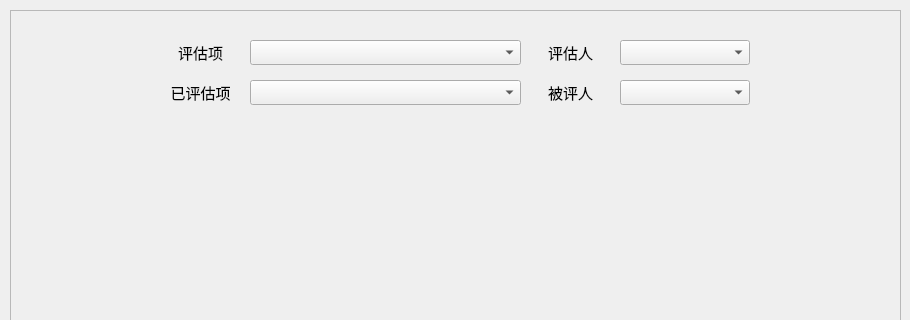
The window that healthMain/healthassess.ui (OldFish-loveCat/Sys_Evaluation) describes before a commit, drawn with Qt 5; both pictures show x 0 to 910 and y 0 to 320 of the 910 by 775 pixel window.
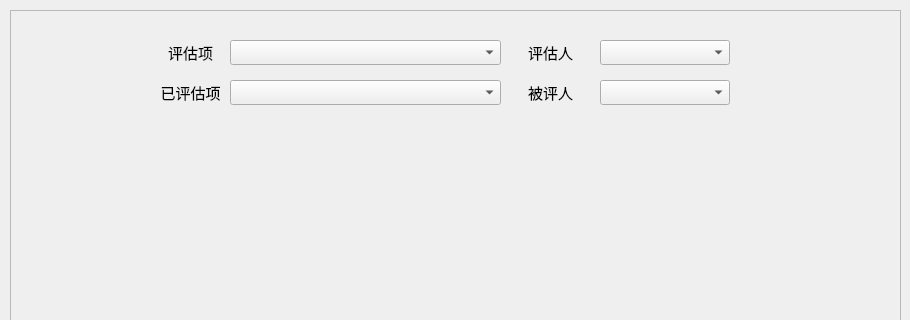
The same window after the commit.

Diff of the .ui file:
```diff
--- a/healthMain/healthassess.ui
+++ b/healthMain/healthassess.ui
@@ -31,7 +31,7 @@
    <widget class="QComboBox" name="comboBox">
     <property name="geometry">
      <rect>
-      <x>240</x>
+      <x>220</x>
       <y>30</y>
       <width>271</width>
       <height>25</height>
@@ -39,7 +39,7 @@
     </property>
     <item>
      <property name="text">
-      <string> </string>
+      <string/>
      </property>
     </item>
     <item>
@@ -53,7 +53,7 @@
      <rect>
       <x>150</x>
       <y>30</y>
-      <width>81</width>
+      <width>61</width>
       <height>25</height>
      </rect>
     </property>
@@ -74,7 +74,7 @@
      <rect>
       <x>150</x>
       <y>70</y>
-      <width>81</width>
+      <width>61</width>
       <height>25</height>
      </rect>
     </property>
@@ -93,7 +93,7 @@
    <widget class="QComboBox" name="comboBox_2">
     <property name="geometry">
      <rect>
-      <x>240</x>
+      <x>220</x>
       <y>70</y>
       <width>271</width>
       <height>25</height>
@@ -113,7 +113,7 @@
    <widget class="QLabel" name="label_3">
     <property name="geometry">
      <rect>
-      <x>520</x>
+      <x>500</x>
       <y>30</y>
       <width>81</width>
       <height>25</height>
@@ -134,7 +134,7 @@
    <widget class="QLabel" name="label_4">
     <property name="geometry">
      <rect>
-      <x>520</x>
+      <x>500</x>
       <y>70</y>
       <width>81</width>
       <height>25</height>
@@ -155,7 +155,7 @@
    <widget class="QComboBox" name="comboBox_3">
     <property name="geometry">
      <rect>
-      <x>610</x>
+      <x>590</x>
       <y>30</y>
       <width>130</width>
       <height>25</height>
@@ -175,7 +175,7 @@
    <widget class="QComboBox" name="comboBox_4">
     <property name="geometry">
      <rect>
-      <x>610</x>
+      <x>590</x>
       <y>70</y>
       <width>130</width>
       <height>25</height>
```
